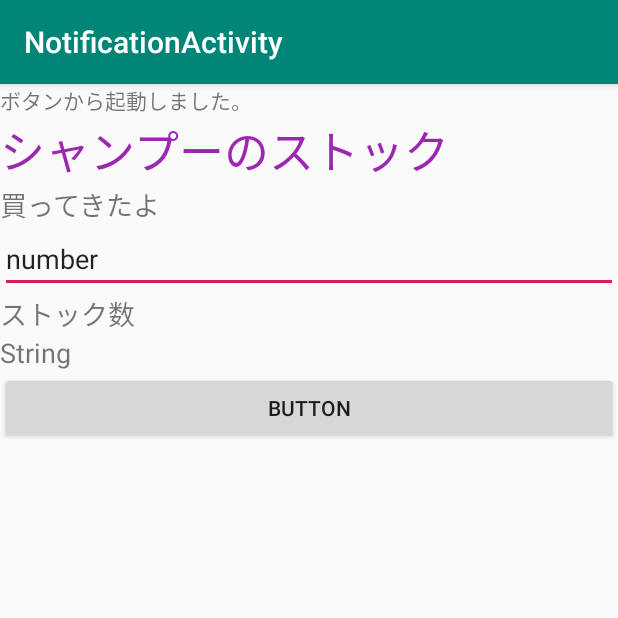
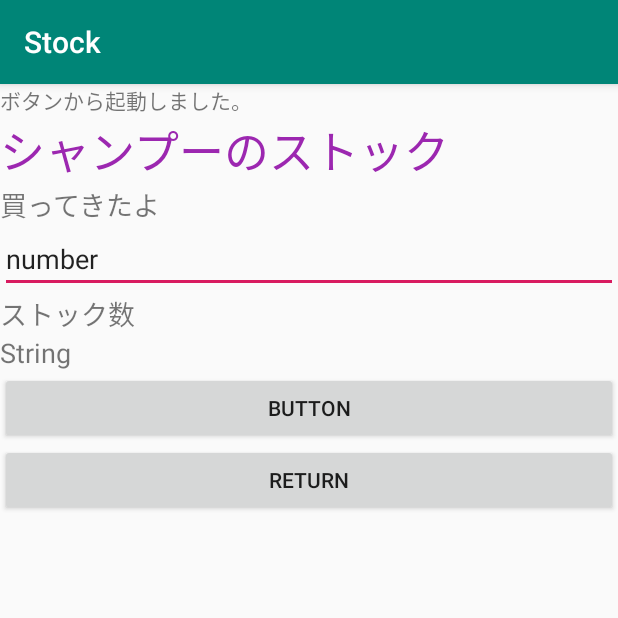
Before and after one commit to shiawase375/MyFirstApp-master-4, an Android app: the NotificationActivity screen opened directly, with no data from a screen before it, on a phone screen of 412 x 824 dp, the top half of it. Run offline under Robolectric (Android 15) with nearby library versions, the phone set to English and light mode, and no system bars.

Commit message:
画面遷移でストック表示

```diff
--- a/app/src/main/java/com/example/myfirstapp01/NotificationActivity.java
+++ b/app/src/main/java/com/example/myfirstapp01/NotificationActivity.java
@@ -3,24 +3,33 @@ package com.example.myfirstapp01;
 import androidx.appcompat.app.AppCompatActivity;
 
 import android.content.Intent;
+import android.content.SharedPreferences;
 import android.os.Bundle;
+import android.view.View;
+import android.widget.Button;
+import android.widget.EditText;
 import android.widget.TextView;
 
+import java.util.Timer;
+import java.util.TimerTask;
+
 public class NotificationActivity extends AppCompatActivity {
-
+    private Timer timer;//タイマー用
+    private SharedPreferences datastore;
+    private EditText editText;
     @Override
     protected void onCreate(Bundle savedInstanceState) {
         super.onCreate(savedInstanceState);
         setContentView(R.layout.activity_notification);
-
+       setViews() ;
 
         // わかりやすいようにタイトルを変更する
-        setTitle("NotificationActivity");
+        setTitle("Stock");
 
         Intent intent = getIntent();
         String data = intent.getStringExtra("DATA");
 
-        TextView tv = findViewById(R.id.textView1);
+        TextView tv = findViewById(R.id.textView);
 
         // 通知から起動された場合
         if(data != null) {
@@ -30,4 +39,66 @@ public class NotificationActivity extends AppCompatActivity {
             tv.setText("ボタンから起動しました。");
         }
     }
+
+    private void setViews() {
+        TextView textView2 = findViewById(R.id.textView);
+        Button button = findViewById(R.id.button10);//ボタンの設定
+        button.setOnClickListener(onClick_button);
+     //   Button retun=findViewById(R.id.button);//returnボタンの設定
+        Button retun=findViewById(R.id.button15);//returnボタンの設定
+        retun.setOnClickListener(return_button);
+
+    }
+
+
+
+    // final SharedPreferences[] datastore = new SharedPreferences[1];//データ保存先
+    //   Timer timer=new Timer();
+
+
+
+    private View.OnClickListener onClick_button=new View.OnClickListener() {
+        @Override
+
+        public void onClick(View view) {
+
+
+            EditText editText = (EditText) findViewById(R.id.editText10);//入力値
+            SharedPreferences preferences = getSharedPreferences("storedata", MODE_PRIVATE);
+            //データ保存
+
+
+            int a = preferences.getInt("count", 0);
+            int b = Integer.parseInt(editText.getText().toString());
+            final int c[]= {a + b };//ストック数
+            SharedPreferences.Editor editor = preferences.edit();
+            editor.putInt("count", c[0]);//保存先にデータ追加
+            editor.commit();
+
+            Timer timer;
+            timer = new Timer();
+            TimerTask timerTask = new TimerTask() {
+                @Override
+                public void run() {
+                    c[0] = c[0] - 2;
+                    TextView textView1 = (TextView) findViewById(R.id.textView13);
+                    textView1.setText(String.valueOf(c[0]));
+                }
+            };
+            timer.scheduleAtFixedRate(timerTask, 0, 100000);
+
+
+
+        }
+
+
+    };
+
+    private View.OnClickListener return_button=new View.OnClickListener(){
+        public void onClick(View view) {
+            finish();
+        }
+    };
+
+
 }
--- a/app/src/main/res/layout/activity_notification.xml
+++ b/app/src/main/res/layout/activity_notification.xml
@@ -12,13 +12,13 @@
         android:orientation="vertical">
 
         <TextView
-            android:id="@+id/textView1"
+            android:id="@+id/textView"
             android:layout_width="match_parent"
             android:layout_height="wrap_content"
             android:text="TextView" />
 
         <TextView
-            android:id="@+id/textView2"
+            android:id="@+id/textView10"
             android:layout_width="match_parent"
             android:layout_height="wrap_content"
             android:text="シャンプーのストック"
@@ -27,14 +27,14 @@
             android:textSize="30sp" />
 
         <TextView
-            android:id="@+id/textView4"
+            android:id="@+id/textView11"
             android:layout_width="match_parent"
             android:layout_height="wrap_content"
             android:text="買ってきたよ"
             android:textSize="18sp" />
 
         <EditText
-            android:id="@+id/editText"
+            android:id="@+id/editText10"
             android:layout_width="match_parent"
             android:layout_height="wrap_content"
             android:ems="10"
@@ -42,14 +42,14 @@
             android:text="number" />
 
         <TextView
-            android:id="@+id/textView3"
+            android:id="@+id/textView12"
             android:layout_width="match_parent"
             android:layout_height="wrap_content"
             android:text="ストック数"
             android:textSize="18sp" />
 
         <TextView
-            android:id="@+id/textView"
+            android:id="@+id/textView13"
             android:layout_width="match_parent"
             android:layout_height="25dp"
             android:text="String"
@@ -57,10 +57,17 @@
             android:verticalScrollbarPosition="right" />
 
         <Button
-            android:id="@+id/button3"
+            android:id="@+id/button10"
             android:layout_width="match_parent"
             android:layout_height="wrap_content"
             android:text="Button" />
 
+
+        <Button
+            android:id="@+id/button15"
+            android:layout_width="match_parent"
+            android:layout_height="wrap_content"
+            android:text="return" />
+
     </LinearLayout>
 </androidx.constraintlayout.widget.ConstraintLayout>
```
Also changed, not shown: app/src/main/java/com/example/myfirstapp01/Sub.java (+9 -7 lines).
